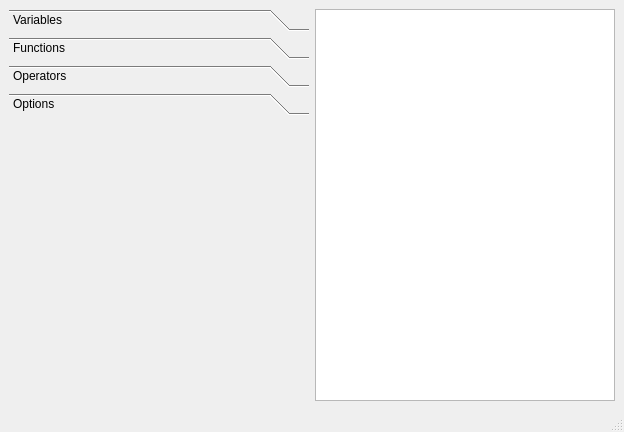
Before: the Qt Designer form gui/mainwindow.ui in astromme/Chestnut, drawn with Qt 5.
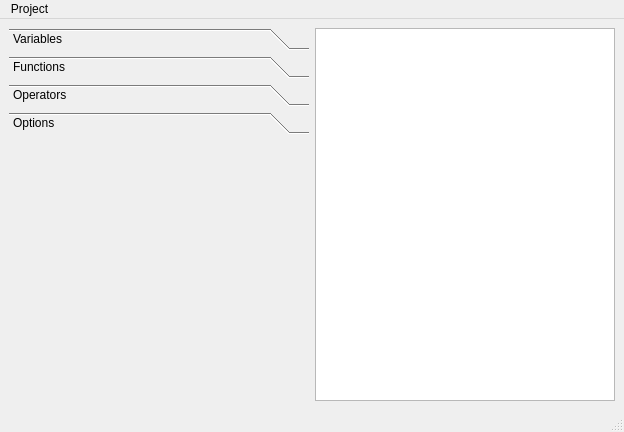
After: the same form once the commit is applied.

Commit message: add build button

The edit to the form file:
```diff
--- a/gui/mainwindow.ui
+++ b/gui/mainwindow.ui
@@ -58,6 +58,14 @@
        </attribute>
       </widget>
       <widget class="QWidget" name="optionsTab">
+       <property name="geometry">
+        <rect>
+         <x>0</x>
+         <y>0</y>
+         <width>296</width>
+         <height>271</height>
+        </rect>
+       </property>
        <attribute name="label">
         <string>Options</string>
        </attribute>
@@ -78,6 +86,13 @@
      <height>20</height>
     </rect>
    </property>
+   <widget class="QMenu" name="menuProject">
+    <property name="title">
+     <string>Project</string>
+    </property>
+    <addaction name="actionBuild"/>
+   </widget>
+   <addaction name="menuProject"/>
   </widget>
   <widget class="QStatusBar" name="statusbar"/>
  </widget>
```
Left out of the diff: 21 changed lines with no effect on the pictures. The commit also changes 1 other file.
